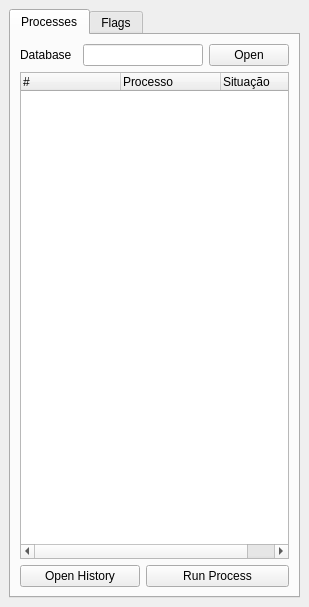
Above: ValidationTools/validation_toolbox.ui from dsgoficial/DsgTools before the change. Below: the same form after it.
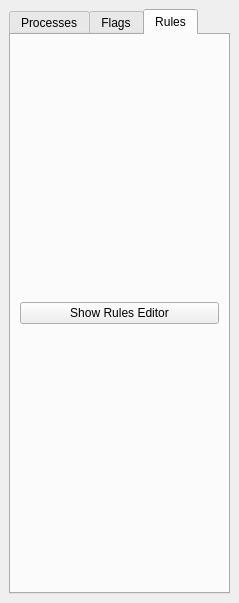
That is the form after the change.

Commit message: spatial rule

Patch:
```diff
--- a/ValidationTools/validation_toolbox.ui
+++ b/ValidationTools/validation_toolbox.ui
@@ -6,8 +6,8 @@
    <rect>
     <x>0</x>
     <y>0</y>
-    <width>309</width>
-    <height>607</height>
+    <width>239</width>
+    <height>603</height>
    </rect>
   </property>
   <property name="windowTitle">
@@ -18,7 +18,7 @@
     <item row="0" column="0">
      <widget class="QTabWidget" name="validationTabWidget">
       <property name="currentIndex">
-       <number>0</number>
+       <number>2</number>
       </property>
       <widget class="QWidget" name="tab">
        <attribute name="title">
@@ -125,6 +125,20 @@
         </item>
        </layout>
       </widget>
+      <widget class="QWidget" name="tab_3">
+       <attribute name="title">
+        <string>Rules</string>
+       </attribute>
+       <layout class="QGridLayout" name="gridLayout_4">
+        <item row="0" column="0">
+         <widget class="QPushButton" name="rulesEditorButton">
+          <property name="text">
+           <string>Show Rules Editor</string>
+          </property>
+         </widget>
+        </item>
+       </layout>
+      </widget>
      </widget>
     </item>
    </layout>
```
The commit also changes 8 other files.
